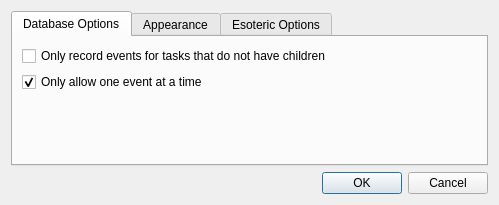
Above: Charm/CharmPreferences.ui from KDAB/Charm before the change. Below: the same form after it.
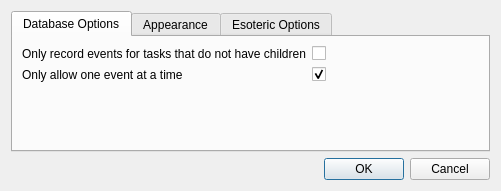
That is the form after the change. The open tabs and pages were chosen to show the change.

Commit message: Improve Charm preferences dialog by using forms.

Patch:
```diff
--- a/Charm/CharmPreferences.ui
+++ b/Charm/CharmPreferences.ui
@@ -6,14 +6,14 @@
    <rect>
     <x>0</x>
     <y>0</y>
-    <width>499</width>
-    <height>205</height>
+    <width>501</width>
+    <height>191</height>
    </rect>
   </property>
   <property name="windowTitle">
    <string>Charm Configuration</string>
   </property>
-  <layout class="QVBoxLayout">
+  <layout class="QVBoxLayout" name="verticalLayout_2">
    <item>
     <widget class="QTabWidget" name="tabWidget">
      <property name="currentIndex">
@@ -23,39 +23,34 @@
       <attribute name="title">
        <string>Database Options</string>
       </attribute>
-      <layout class="QVBoxLayout" name="verticalLayout">
+      <layout class="QVBoxLayout" name="verticalLayout_3">
        <item>
-        <widget class="QCheckBox" name="cbEventsInLeavesOnly">
+        <layout class="QFormLayout" name="formLayoutDatabase">
+         <item row="0" column="0">
+          <widget class="QLabel" name="lbEventsInLeavesOnly">
          <property name="text">
           <string>Only record events for tasks that do not have children</string>
          </property>
         </widget>
        </item>
-       <item>
-        <widget class="QCheckBox" name="cbOneEventAtATime">
+         <item row="0" column="1">
+          <widget class="QCheckBox" name="cbEventsInLeavesOnly"/>
+         </item>
+         <item row="1" column="0">
+          <widget class="QLabel" name="lbOneEventAtATime">
          <property name="text">
           <string>Only allow one event at a time</string>
          </property>
+          </widget>
+         </item>
+         <item row="1" column="1">
+          <widget class="QCheckBox" name="cbOneEventAtATime">
          <property name="checked">
           <bool>true</bool>
          </property>
         </widget>
        </item>
-       <item>
-        <layout class="QHBoxLayout" name="horizontalLayout"/>
-       </item>
-       <item>
-        <spacer>
-         <property name="orientation">
-          <enum>Qt::Vertical</enum>
-         </property>
-         <property name="sizeHint" stdset="0">
-          <size>
-           <width>20</width>
-           <height>40</height>
-          </size>
-         </property>
-        </spacer>
+        </layout>
        </item>
       </layout>
      </widget>
@@ -153,7 +148,7 @@
       <attribute name="title">
        <string>Esoteric Options</string>
       </attribute>
-      <layout class="QVBoxLayout">
+      <layout class="QVBoxLayout" name="verticalLayout">
        <item>
         <widget class="QCheckBox" name="cb24hEditing">
          <property name="toolTip">
```
Left out of the diff: 57 changed lines with no effect on the pictures. Lines whose indentation alone changed are shown as unchanged.
